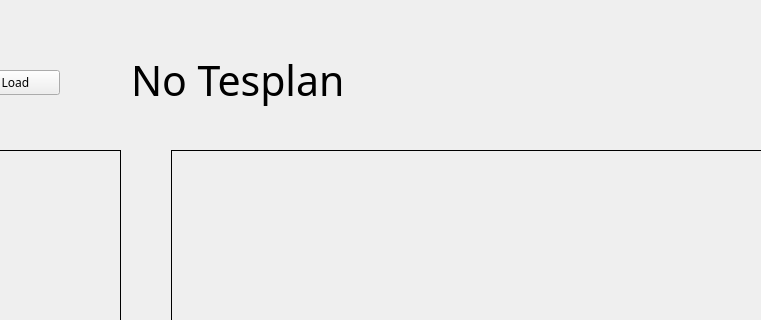
Qt form code/OpenCV2.ui (markctm/Vision_Inspection) before a commit; both pictures show x 539 to 1300 and y 0 to 320 of the 1300 by 913 pixel window.
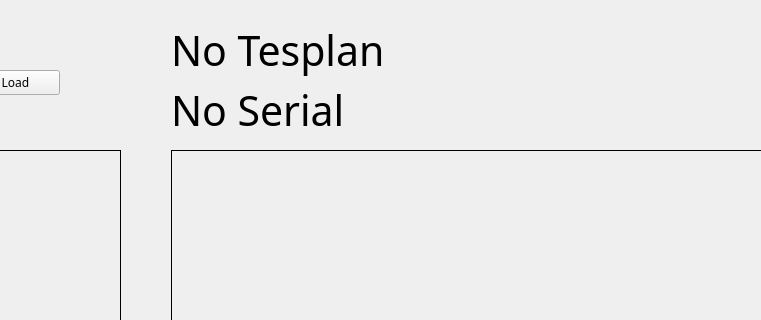
The same form after that commit.

```diff
--- a/code/OpenCV2.ui
+++ b/code/OpenCV2.ui
@@ -429,9 +429,9 @@
   <widget class="QLabel" name="label_2">
    <property name="geometry">
     <rect>
-     <x>670</x>
-     <y>50</y>
-     <width>601</width>
+     <x>710</x>
+     <y>20</y>
+     <width>281</width>
      <height>61</height>
     </rect>
    </property>
@@ -488,6 +488,29 @@
     <string/>
    </property>
   </widget>
+  <widget class="QLabel" name="label_SerialNumber">
+   <property name="geometry">
+    <rect>
+     <x>710</x>
+     <y>80</y>
+     <width>281</width>
+     <height>61</height>
+    </rect>
+   </property>
+   <property name="font">
+    <font>
+     <pointsize>31</pointsize>
+     <weight>50</weight>
+     <italic>false</italic>
+     <bold>false</bold>
+     <underline>false</underline>
+     <strikeout>false</strikeout>
+    </font>
+   </property>
+   <property name="text">
+    <string>No Serial </string>
+   </property>
+  </widget>
   <zorder>test_button</zorder>
   <zorder>load_button</zorder>
   <zorder>image_label2</zorder>
```
Left out of the diff: 1 changed line with no effect on the pictures.
